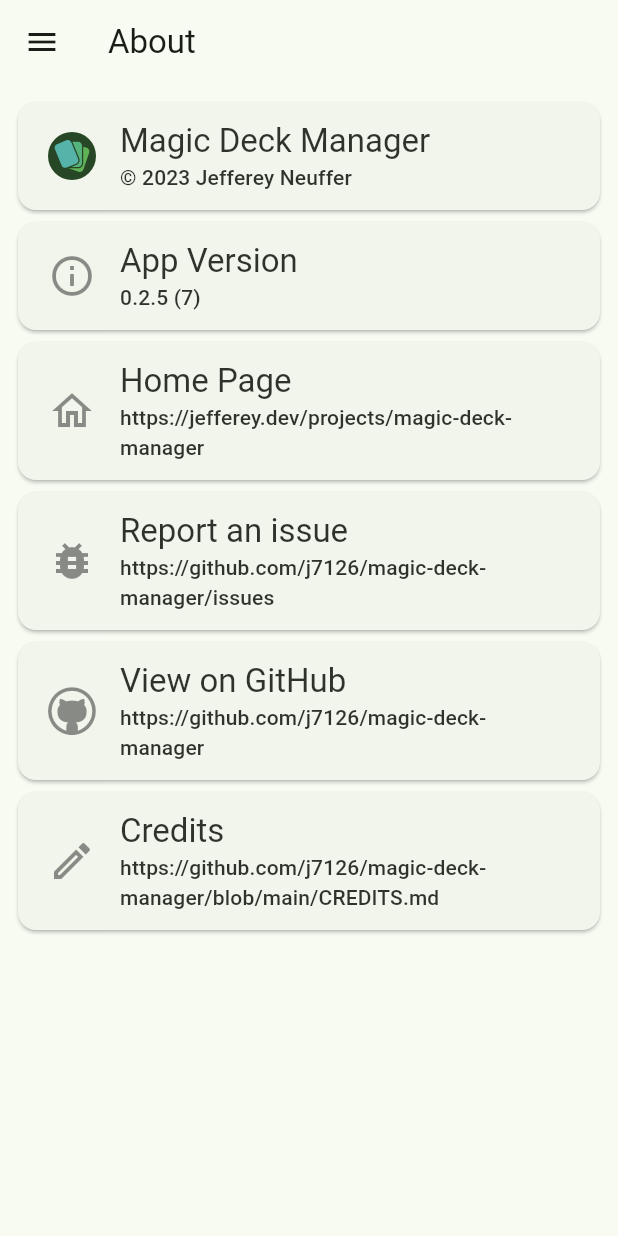
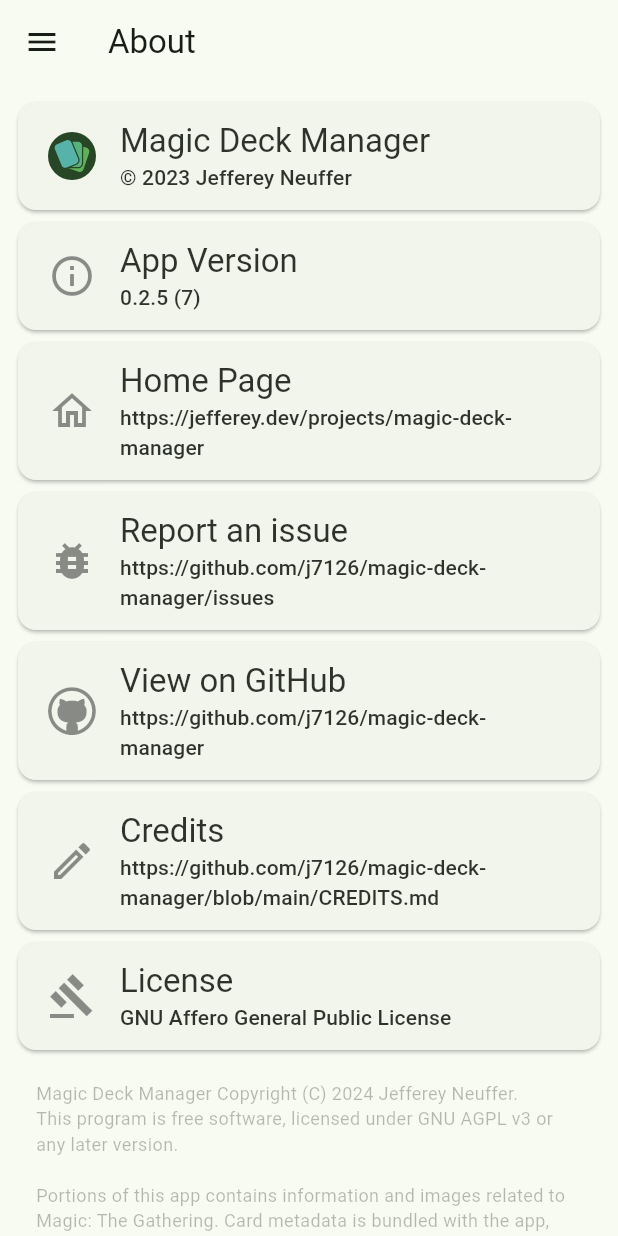
Before and after one commit to j7126/magic-deck-manager, a Flutter app: the AboutPage screen opened directly, on a phone screen of 412 x 824 dp. Run offline on Flutter 3.47's test engine with Material 3 defaults, Android fonts, the phone set to English and light mode, and no system bars; our stand-ins replace flutter_svg, freezed_annotation, package_info_plus, shared_preferences, sqflite, sqflite_common_ffi; accounts and stored records are empty.

Commit message:
Add license and copyright disclaimer to about page.

```diff
--- a/lib/pages/about_page.dart
+++ b/lib/pages/about_page.dart
@@ -35,7 +35,8 @@
         shadowColor: Theme.of(context).colorScheme.shadow,
         title: const Text("About"),
       ),
-      body: Padding(
+      body: SingleChildScrollView(
+        child: Padding(
           padding: const EdgeInsets.all(8.0),
           child: SizedBox(
             width: double.infinity,
@@ -274,7 +275,61 @@
                     ),
                   ),
                 ),
+                GestureDetector(
+                  onTap: () => launchUrl(Uri.parse('https://github.com/j7126/magic-deck-manager/blob/main/LICENSE.txt')),
+                  child: Card(
+                    child: Padding(
+                      padding: const EdgeInsets.symmetric(horizontal: 20.0, vertical: 12.0),
+                      child: Row(
+                        mainAxisSize: MainAxisSize.max,
+                        children: [
+                          const Opacity(
+                            opacity: 0.5,
+                            child: Icon(
+                              Icons.gavel_outlined,
+                              size: 32,
+                            ),
+                          ),
+                          Expanded(
+                            child: Padding(
+                              padding: const EdgeInsets.symmetric(horizontal: 16.0),
+                              child: Opacity(
+                                opacity: 0.9,
+                                child: Column(
+                                  crossAxisAlignment: CrossAxisAlignment.start,
+                                  children: [
+                                    Text(
+                                      'License',
+                                      style: Theme.of(context).textTheme.titleLarge,
+                                    ),
+                                    Text(
+                                      'GNU Affero General Public License',
+                                      style: Theme.of(context).textTheme.titleSmall,
+                                    ),
                                   ],
+                                ),
+                              ),
+                            ),
+                          ),
+                        ],
+                      ),
+                    ),
+                  ),
+                ),
+                const Padding(
+                  padding: EdgeInsets.all(16.0),
+                  child: Opacity(
+                    opacity: 0.3,
+                    child: Text(
+                      "Magic Deck Manager Copyright (C) 2024 Jefferey Neuffer.\nThis program is free software, licensed under GNU AGPL v3 or any later version.\n\nPortions of this app contains information and images related to Magic: The Gathering. Card metadata is bundled with the app, and card images may be fetched from Scryfall. Wizards of the Coast, Magic: The Gathering, and their logos, in addtion to the literal and graphical information presented about Magic: The Gathering, including card images, names, mana symbols and other associated metadata, is copyright Wizards of the Coast, LLC. All rights reserved. This app is not produced by or endorsed by Wizards of the Coast.",
+                      style: TextStyle(
+                        fontSize: 12.0,
+                      ),
+                    ),
+                  ),
+                ),
+              ],
+            ),
           ),
         ),
       ),
```
Also changed, not shown: pubspec.lock. Lines whose indentation alone changed are shown as unchanged.
